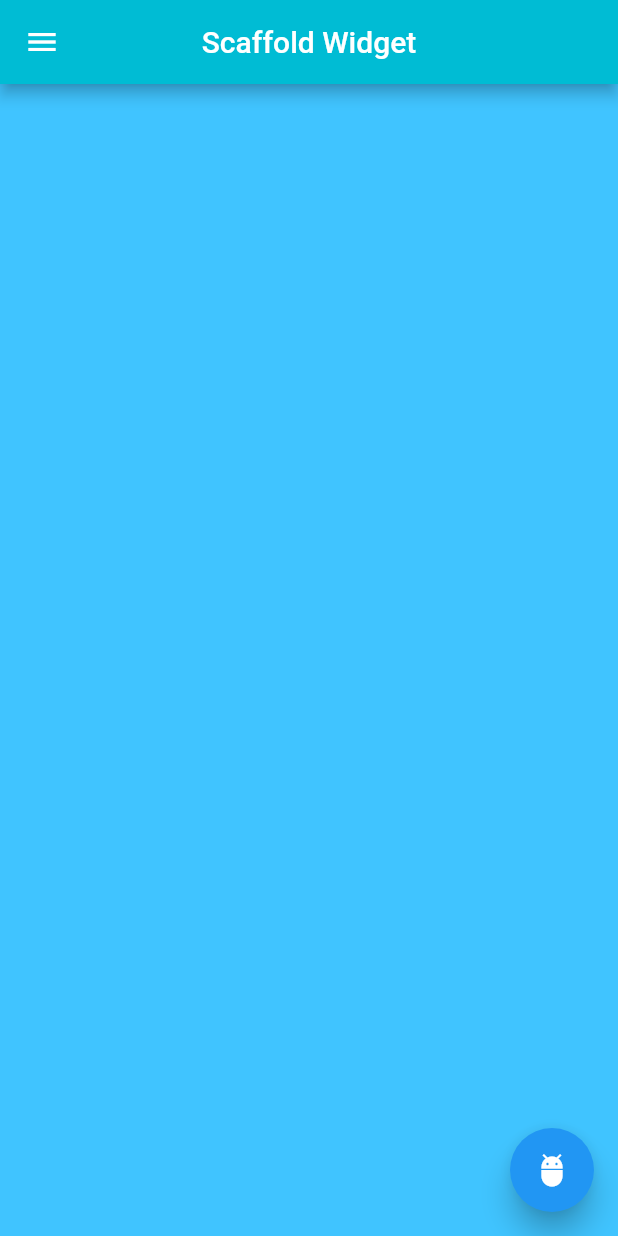
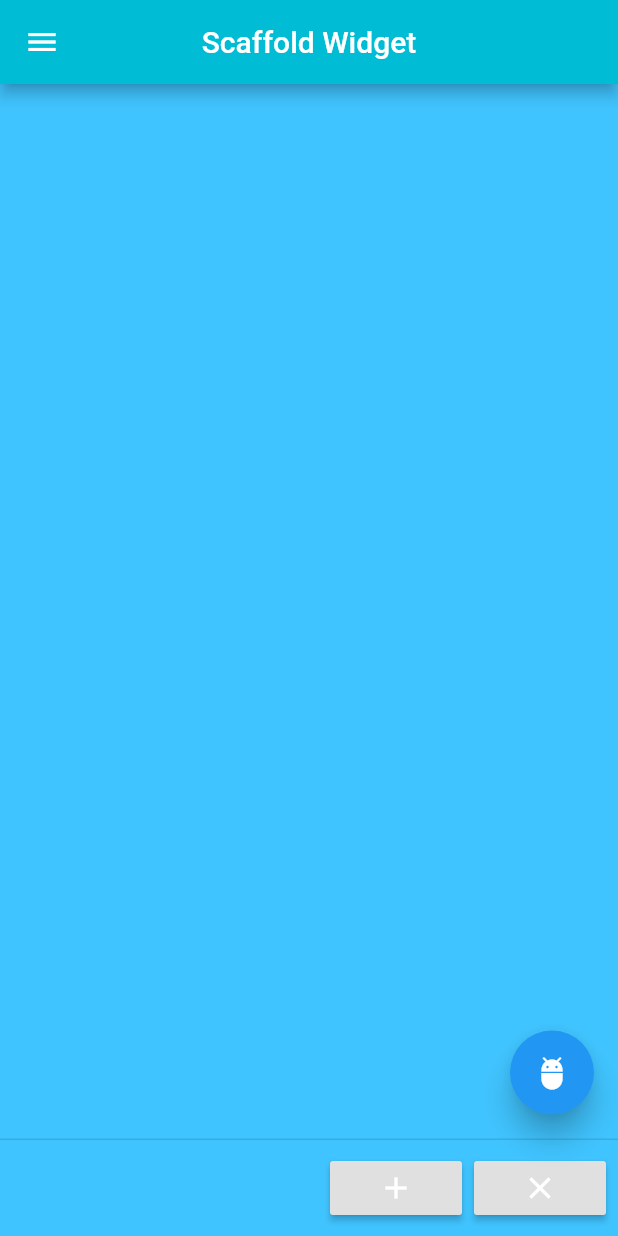
Before and after one commit to Tareq23/flutter-practice-code, a Flutter app: the screen it shows after launch, on a phone screen of 412 x 824 dp. Run offline on Flutter 3.47's test engine with Material 2 defaults, Android fonts, the phone set to English and light mode, and no system bars.

Commit message:
Scaffold widget persistentFooterButtons attribute

```diff
--- a/lib/main.dart
+++ b/lib/main.dart
@@ -68,6 +68,17 @@ class HomeApp extends StatelessWidget{
               print("Floating action Button");
             }
           ),
+          primary: false,
+          persistentFooterButtons: [
+            RaisedButton(
+              onPressed: (){},
+              child: Icon(Icons.add,color: Colors.white,),
+            ),
+            RaisedButton(
+              onPressed: (){},
+              child: Icon(Icons.clear,color:Colors.white),
+            )
+          ],
         )
     );
   }
```
